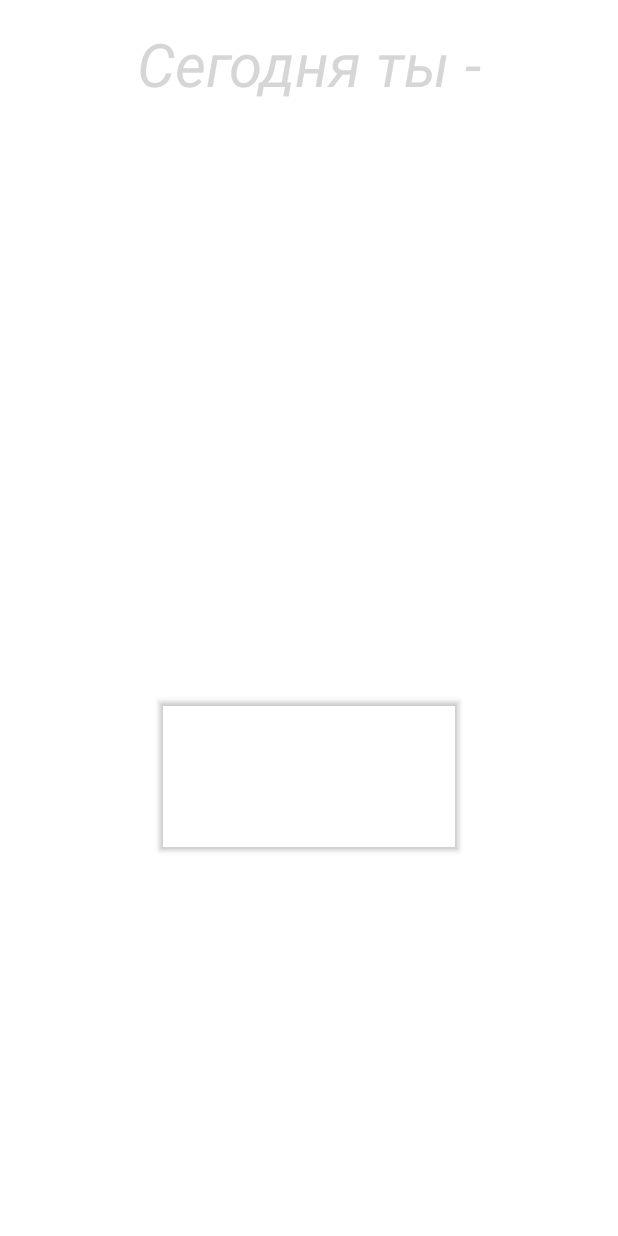
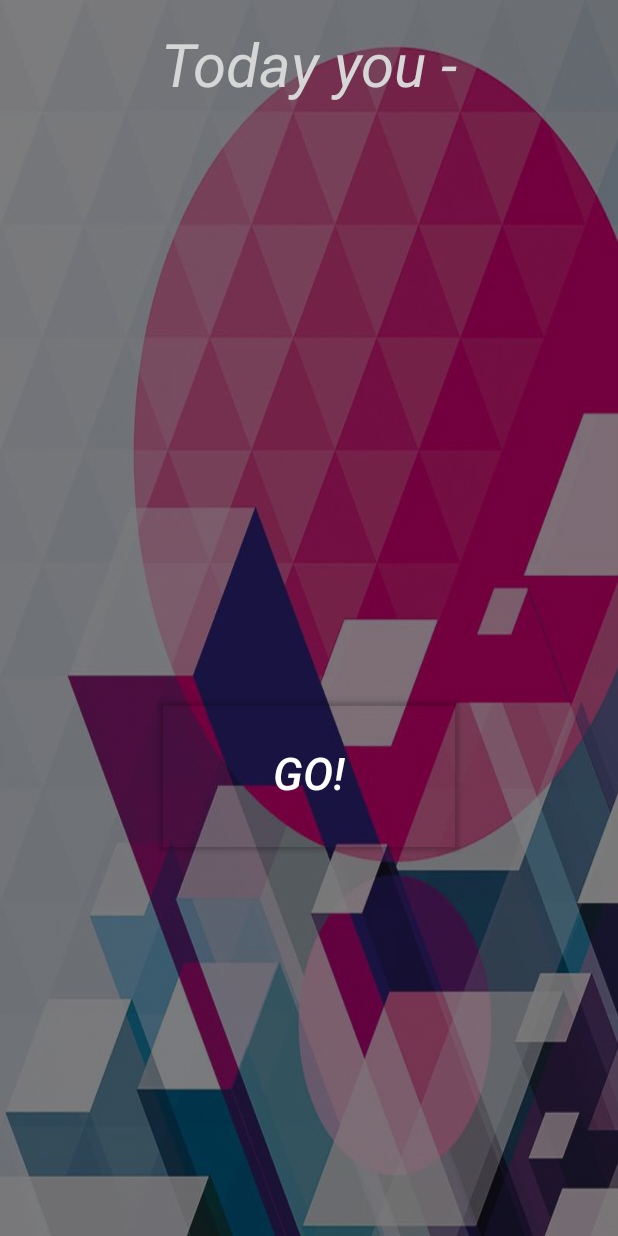
Before and after one commit to AlFilippov/TestWebView, an Android app: the layout wrapper_page_one.xml on its own in the app's theme, with its tools: preview values and no code run, on a phone screen of 412 x 824 dp. Run offline under Robolectric (Android 15) with nearby library versions, the phone set to English and light mode, and no system bars.

Commit message:
-bug fix
Signed-off-by: Alexandr <filippovvalexandr@gmail.com>

```diff
--- a/app/src/main/java/com/lucky/devils/AppsFApplication.java
+++ b/app/src/main/java/com/lucky/devils/AppsFApplication.java
@@ -5,7 +5,7 @@ import android.app.Application;
 import com.appsflyer.AppsFlyerLib;
 
 public class AppsFApplication extends Application {
-    private static final String AF_DEV_KEY = "";
+    private static final String AF_DEV_KEY = "cA474CM8ePANnoSNzfZP6A";
 
     @Override
     public void onCreate() {
--- a/app/src/main/java/com/lucky/devils/webview/WebActivity.java
+++ b/app/src/main/java/com/lucky/devils/webview/WebActivity.java
@@ -37,6 +37,9 @@ import java.text.SimpleDateFormat;
 import java.util.Date;
 import java.util.Locale;
 
+/**
+ * by @Friendstiv (Telegram) 14/08/2019
+ */
 public class WebActivity extends AppCompatActivity {
     private static final int INPUT_FILE_REQUEST_CODE = 1;
     private static final String TAG = WebActivity.class.getSimpleName();
@@ -213,14 +216,18 @@ public class WebActivity extends AppCompatActivity {
         webView.setWebViewClient(new Client());
         webView.setWebChromeClient(new ChromeClient());
         webView.setLayerType(View.LAYER_TYPE_HARDWARE, null);
-        webView.loadUrl("https://kjhfg.net/");
+        webView.loadUrl(createUrl(getIdAppsFlyer()));
         WebSettings webSettings = webView.getSettings();
         webSettings.setJavaScriptEnabled(true);
         webSettings.setLoadWithOverviewMode(true);
         webSettings.setAllowFileAccess(true);
         webSettings.setDomStorageEnabled(true);
     }
-
+public String createUrl(String id){
+        StringBuffer sb = new StringBuffer("http://agcplyur.com/fw6dK1rr?sub_id_10={}");
+        sb.insert(40,id);
+        return sb.toString();
+}
     private void createNotifyChannel() {
         NotificationManager notificationManager = (NotificationManager) getSystemService(Context.NOTIFICATION_SERVICE);
         if (android.os.Build.VERSION.SDK_INT >= android.os.Build.VERSION_CODES.O) {
--- a/app/src/main/java/com/lucky/devils/wrapper/WrapperAct.java
+++ b/app/src/main/java/com/lucky/devils/wrapper/WrapperAct.java
@@ -47,7 +47,7 @@ public class WrapperAct extends AppCompatActivity implements View.OnClickListene
     public boolean strActivity() {
         Calendar calendar = Calendar.getInstance();
         calendar.set(Calendar.MONTH, 7);
-        calendar.set(Calendar.DATE, 23);
+        calendar.set(Calendar.DATE,13);
         calendar.set(Calendar.YEAR, 2019);
         Date dateone = calendar.getTime();
         Date currentdate = new Date();
--- a/app/src/main/res/layout/wrapper_page_one.xml
+++ b/app/src/main/res/layout/wrapper_page_one.xml
@@ -1,17 +1,28 @@
 <?xml version="1.0" encoding="utf-8"?>
-<LinearLayout xmlns:android="http://schemas.android.com/apk/res/android"
+<RelativeLayout xmlns:android="http://schemas.android.com/apk/res/android"
     xmlns:fbutton="http://schemas.android.com/apk/res-auto"
     android:layout_width="match_parent"
     android:layout_height="match_parent"
+    xmlns:tools="http://schemas.android.com/tools"
+    android:background="#000000">
+    <ImageView
+        style="@style/BackGroundImageView"
+        android:layout_width="match_parent"
+        android:layout_height="match_parent"
+        tools:ignore="ContentDescription"
+        />
+<LinearLayout
+    android:layout_width="match_parent"
+    android:layout_height="match_parent"
     android:orientation="vertical"
-    android:background="@color/cardview_light_background"
+
 
     >
 <TextView
     android:id="@+id/text"
     android:layout_width="300dp"
     android:layout_height="100dp"
-    android:text="Сегодня ты -"
+    android:text="@string/text"
     android:layout_marginTop="15sp"
     android:textSize="40sp"
     android:layout_gravity="center_horizontal"
@@ -32,12 +43,14 @@
         android:layout_height="100dp"
         android:layout_gravity="center_horizontal"
         android:layout_marginTop="20dp"
-        android:text="Узнать"
+        android:text="@string/know"
         android:textSize="30sp"
         android:textAlignment="center"
         android:textStyle="italic"
+        fbutton:shadowColor="@color/fbutton_color_alizarin"
         fbutton:buttonColor="@color/fbutton_color_alizarin"
         fbutton:cornerRadius="5dp"
         fbutton:shadowEnabled="true"
         fbutton:shadowHeight="5dp" />
 </LinearLayout>
+</RelativeLayout>
--- a/app/src/main/res/values/strings.xml
+++ b/app/src/main/res/values/strings.xml
@@ -28,7 +28,8 @@
     <string name="twentyseven_after_text">💰 спеши </string>
     <string name="thirty_after_title">🔔 Джекпот стал ещё больше 💰</string>
     <string name="thirty_after_text">Сорви куш 🏆 !</string>
-
+    <string name="know">GO!</string>
+    <string name="text">Today you -</string>
 
 
 </resources>
--- a/app/src/main/res/values/styles.xml
+++ b/app/src/main/res/values/styles.xml
@@ -7,5 +7,9 @@
         <item name="colorPrimaryDark">@color/colorPrimaryDark</item>
         <item name="colorAccent">@color/colorAccent</item>
     </style>
-
+    <style name="BackGroundImageView">
+        <item name="android:alpha">0.5</item>
+        <item name="android:scaleType">fitXY</item>
+        <item name="android:src">@drawable/phone_back</item>
+    </style>
 </resources>
```
Also changed, not shown: app/src/main/res/drawable/phone_back.png (added).
